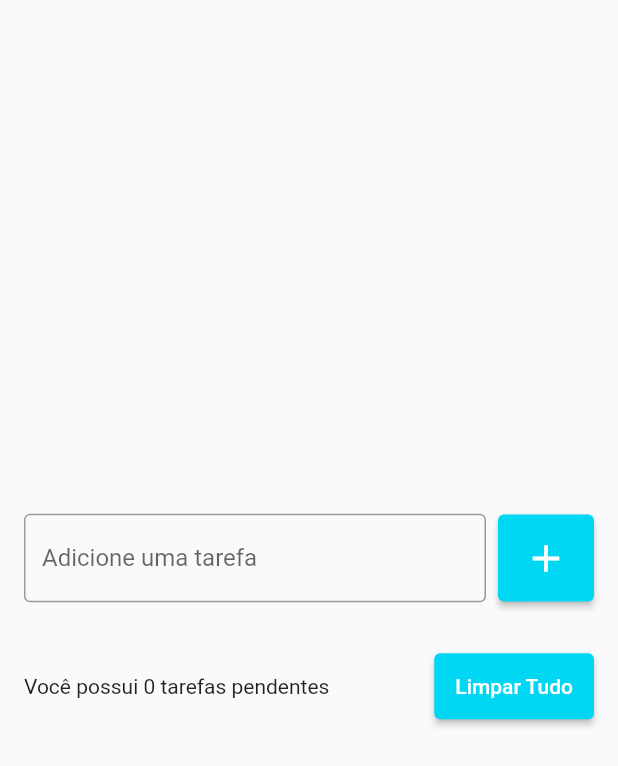
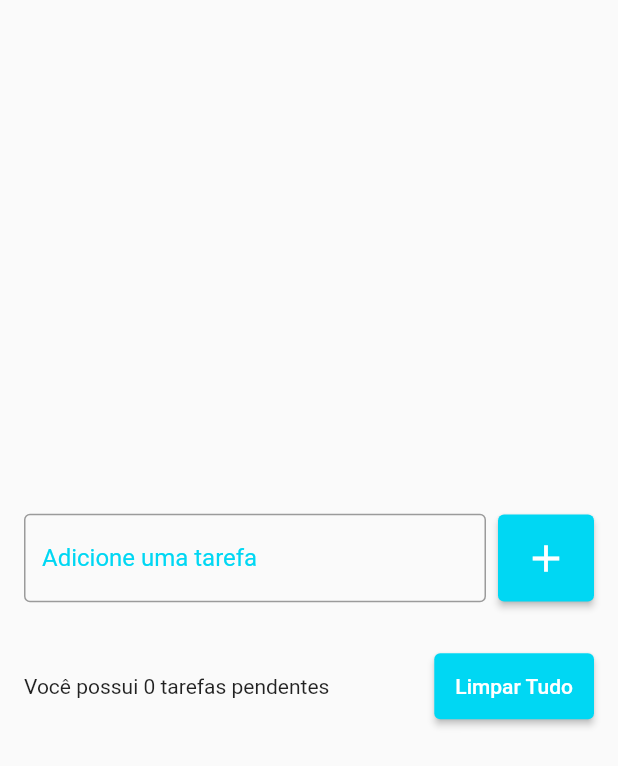
Before and after one commit to RenatoRosaFranco/flutter-todo, a Flutter app: the screen it shows after launch, on a phone screen of 412 x 824 dp. Shown: the top 766 px of the screen. Run offline on Flutter 3.47's test engine with Material 2 defaults, Android fonts, the phone set to English and light mode, and no system bars; our stand-ins replace flutter_slidable, shared_preferences.

Commit message:
Added todo list reading and form input validation

```diff
--- a/lib/pages/todo_list_page.dart
+++ b/lib/pages/todo_list_page.dart
@@ -13,13 +13,26 @@ class TodoListPage extends StatefulWidget {
 }
 
 class _TodoListPageState extends State<TodoListPage> {
-
   final TextEditingController taskController = TextEditingController();
   final TodoRepository todoRepository = TodoRepository();
 
   List<Todo> todos = [];
+
   Todo? deletedTodo;
   int? deletedTodoPos;
+
+  String? errorText;
+
+  @override
+  void initState() {
+    super.initState();
+
+    todoRepository.getTodoList().then((value) {
+      setState(() {
+        todos = value;
+      });
+    });
+  }
 
   @override
   Widget build(BuildContext context) {
@@ -36,10 +49,20 @@ class _TodoListPageState extends State<TodoListPage> {
                     Expanded(
                       child: TextField(
                         controller: taskController,
-                        decoration: const InputDecoration(
-                          border: OutlineInputBorder(),
+                        decoration: InputDecoration(
+                          border: const OutlineInputBorder(),
                           labelText: 'Adicione uma tarefa',
                           hintText: 'Ex. Estudar flutter',
+                          errorText: errorText,
+                          focusedBorder: const OutlineInputBorder(
+                            borderSide: BorderSide(
+                              color: Color(0xff00d7f3),
+                              width: 2
+                            ),
+                          ),
+                          labelStyle: const TextStyle(
+                            color: Color(0xff00d7f3)
+                          )
                         ),
                       ),
                     ),
@@ -48,11 +71,19 @@ class _TodoListPageState extends State<TodoListPage> {
                       onPressed: () {
                         String text = taskController.text;
 
+                        if(text.isEmpty) {
+                          setState(() {
+                            errorText = 'O titulo não pode ser vazio!';
+                          });
+                          return;
+                        }
+
                         setState(() {
                           Todo newTodo =
                               Todo(title: text, datetime: DateTime.now());
 
                           todos.add(newTodo);
+                          errorText = null;
                         });
 
                         taskController.clear();
@@ -148,6 +179,7 @@ class _TodoListPageState extends State<TodoListPage> {
     setState(() {
       todos.remove(todo);
     });
+    todoRepository.saveTodoList(todos);
 
     ScaffoldMessenger.of(context).clearSnackBars();
     ScaffoldMessenger.of(context).showSnackBar(
@@ -163,6 +195,7 @@ class _TodoListPageState extends State<TodoListPage> {
           setState(() {
             todos.insert(deletedTodoPos!, deletedTodo!);
           });
+          todoRepository.saveTodoList(todos);
         },
       ),
       duration: const Duration(seconds: 5)),
@@ -173,5 +206,7 @@ class _TodoListPageState extends State<TodoListPage> {
     setState(() {
       todos.clear();
     });
+
+    todoRepository.saveTodoList(todos);
   }
 }
```
